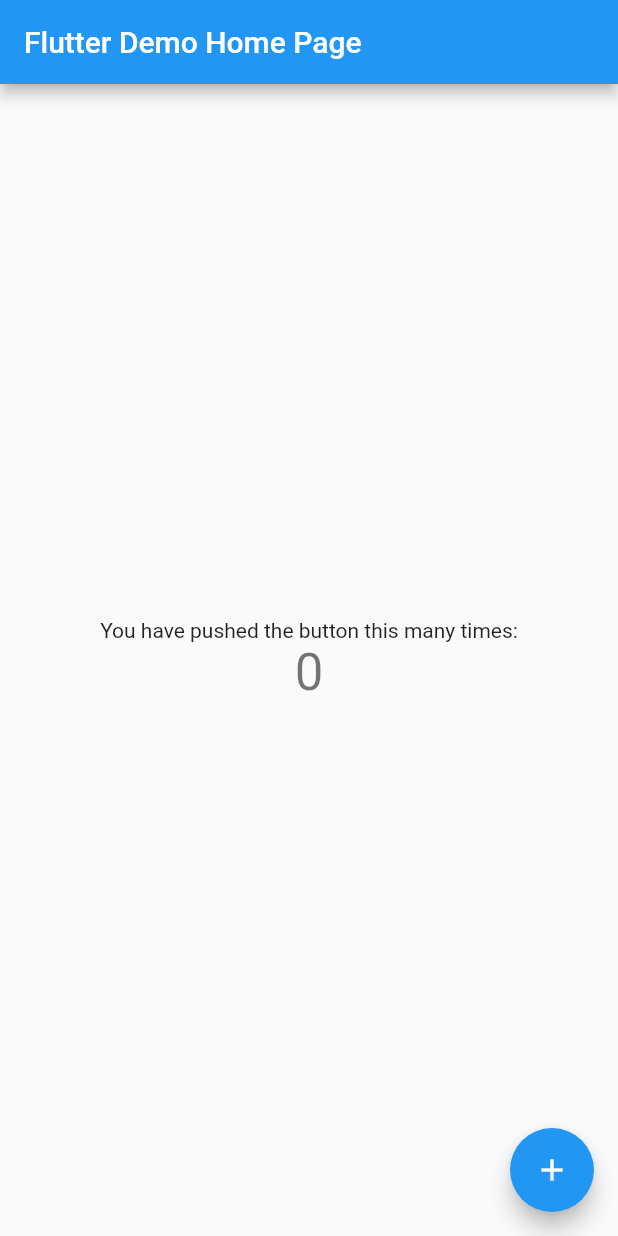
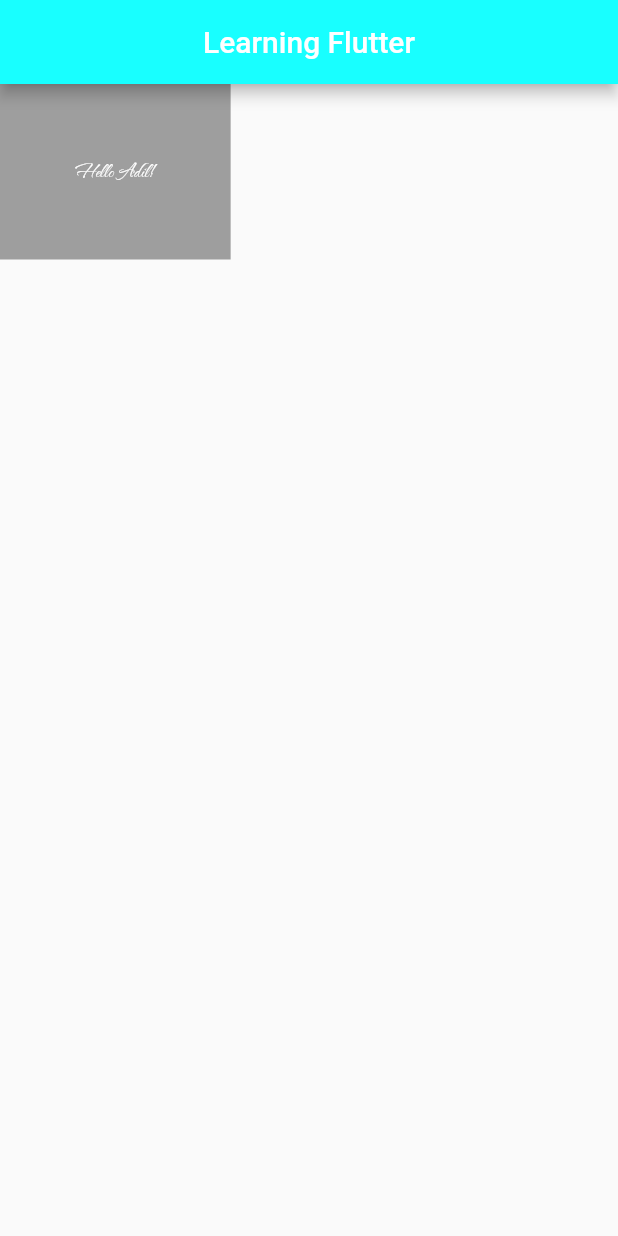
Before and after one commit to Adil5310/Learning-Flutter, a Flutter app: the screen it shows after launch, on a phone screen of 412 x 824 dp. Run offline on Flutter 3.47's test engine with Material 2 defaults, Android fonts, the phone set to English and light mode, and no system bars.

Commit message:
Learn how to add custom Fonts in flutter project

```diff
--- a/lib/main.dart
+++ b/lib/main.dart
@@ -1,115 +1,31 @@
 import 'package:flutter/material.dart';
 
 void main() {
-  runApp(const MyApp());
+  runApp(const MaterialApp(
+    home: Home(),
+  ));
 }
 
-class MyApp extends StatelessWidget {
-  const MyApp({Key? key}) : super(key: key);
+class Home extends StatelessWidget {
+  const Home({Key? key}) : super(key: key);
 
-  // This widget is the root of your application.
   @override
   Widget build(BuildContext context) {
-    return MaterialApp(
-      title: 'Flutter Demo',
-      theme: ThemeData(
-        // This is the theme of your application.
-        //
-        // Try running your application with "flutter run". You'll see the
-        // application has a blue toolbar. Then, without quitting the app, try
-        // changing the primarySwatch below to Colors.green and then invoke
-        // "hot reload" (press "r" in the console where you ran "flutter run",
-        // or simply save your changes to "hot reload" in a Flutter IDE).
-        // Notice that the counter didn't reset back to zero; the application
-        // is not restarted.
-        primarySwatch: Colors.blue,
+    return Scaffold(
+      appBar: AppBar(
+        backgroundColor: Colors.cyanAccent,
+        title: const Text('Learning Flutter'),
+        centerTitle: true,
       ),
-      home: const MyHomePage(title: 'Flutter Demo Home Page'),
+      body: Container(
+        padding: EdgeInsets.all(50),
+        color: Colors.grey,
+        child: const Text("Hello Adil!",
+        style: TextStyle(
+          color: Colors.white,
+          fontFamily: 'TheNautigal',
+        ),),
+      ),
     );
   }
 }
-
-class MyHomePage extends StatefulWidget {
-  const MyHomePage({Key? key, required this.title}) : super(key: key);
-
-  // This widget is the home page of your application. It is stateful, meaning
-  // that it has a State object (defined below) that contains fields that affect
-  // how it looks.
-
-  // This class is the configuration for the state. It holds the values (in this
-  // case the title) provided by the parent (in this case the App widget) and
-  // used by the build method of the State. Fields in a Widget subclass are
-  // always marked "final".
-
-  final String title;
-
-  @override
-  State<MyHomePage> createState() => _MyHomePageState();
-}
-
-class _MyHomePageState extends State<MyHomePage> {
-  int _counter = 0;
-
-  void _incrementCounter() {
-    setState(() {
-      // This call to setState tells the Flutter framework that something has
-      // changed in this State, which causes it to rerun the build method below
-      // so that the display can reflect the updated values. If we changed
-      // _counter without calling setState(), then the build method would not be
-      // called again, and so nothing would appear to happen.
-      _counter++;
-    });
-  }
-
-  @override
-  Widget build(BuildContext context) {
-    // This method is rerun every time setState is called, for instance as done
-    // by the _incrementCounter method above.
-    //
-    // The Flutter framework has been optimized to make rerunning build methods
-    // fast, so that you can just rebuild anything that needs updating rather
-    // than having to individually change instances of widgets.
-    return Scaffold(
-      appBar: AppBar(
-        // Here we take the value from the MyHomePage object that was created by
-        // the App.build method, and use it to set our appbar title.
-        title: Text(widget.title),
-      ),
-      body: Center(
-        // Center is a layout widget. It takes a single child and positions it
-        // in the middle of the parent.
-        child: Column(
-          // Column is also a layout widget. It takes a list of children and
-          // arranges them vertically. By default, it sizes itself to fit its
-          // children horizontally, and tries to be as tall as its parent.
-          //
-          // Invoke "debug painting" (press "p" in the console, choose the
-          // "Toggle Debug Paint" action from the Flutter Inspector in Android
-          // Studio, or the "Toggle Debug Paint" command in Visual Studio Code)
-          // to see the wireframe for each widget.
-          //
-          // Column has various properties to control how it sizes itself and
-          // how it positions its children. Here we use mainAxisAlignment to
-          // center the children vertically; the main axis here is the vertical
-          // axis because Columns are vertical (the cross axis would be
-          // horizontal).
-          mainAxisAlignment: MainAxisAlignment.center,
-          children: <Widget>[
-            const Text(
-              'You have pushed the button this many times:',
-            ),
-            Text(
-              '$_counter',
-              style: Theme.of(context).textTheme.headline4,
-            ),
-          ],
-        ),
-      ),
-      floatingActionButton: FloatingActionButton(
-        onPressed: _incrementCounter,
-        tooltip: 'Increment',
-        child: const Icon(Icons.add),
-      ), // This trailing comma makes auto-formatting nicer for build methods.
-    );
-  }
-}
```
Also changed, not shown: pubspec.yaml (+7 -12 lines), fonts/TheNautigal-Bold.ttf (added), fonts/TheNautigal-Regular.ttf (added), 1 other file.
